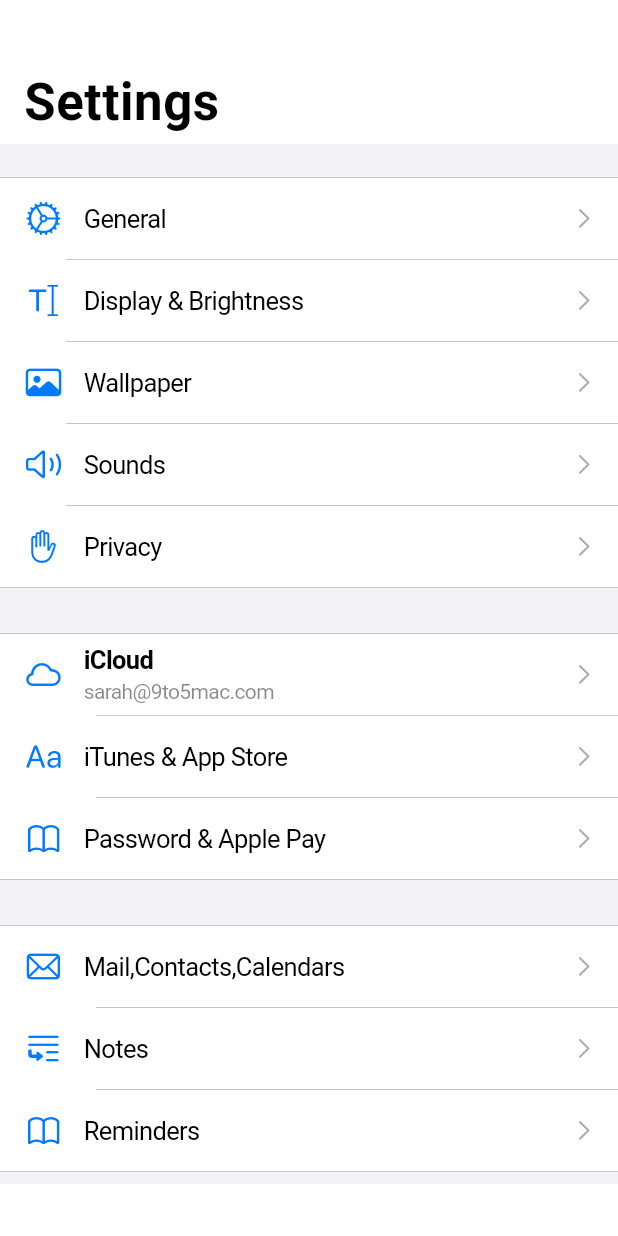
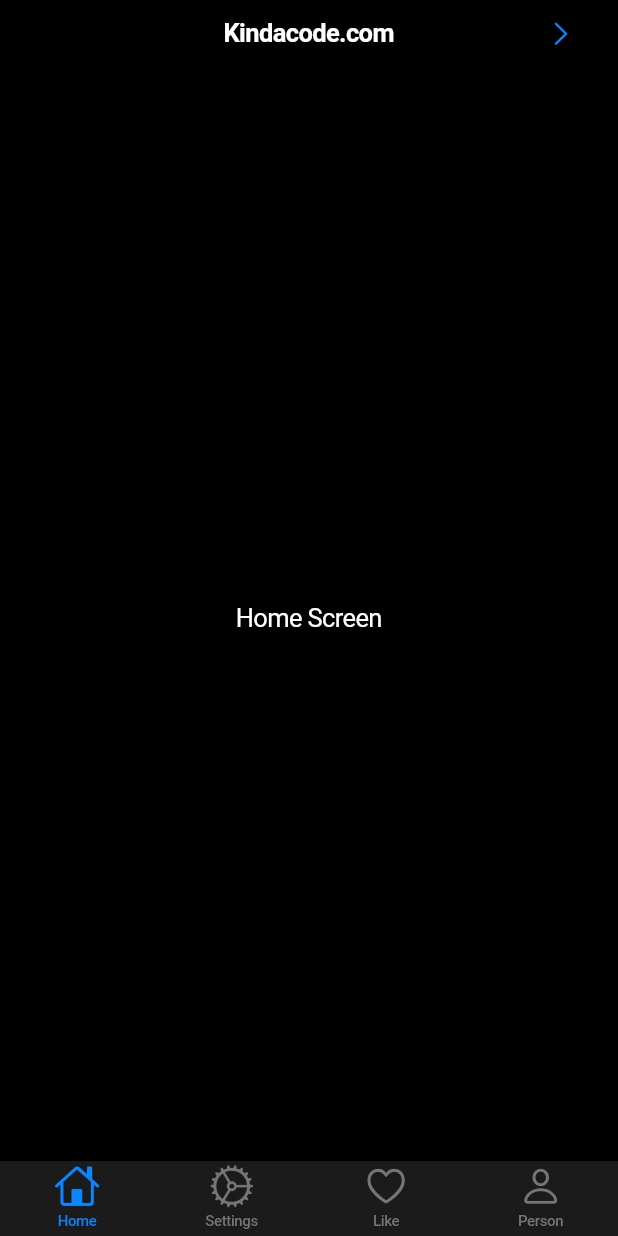
Before and after one commit to Aksharpatel06/adv_flutter_ch2, a Flutter app: the screen it shows after launch, on a phone screen of 412 x 824 dp. Run offline on Flutter 3.47's test engine with Material 3 defaults, Android fonts, the phone set to English and light mode, and no system bars.

Commit message:
10-05-2024

```diff
--- a/lib/ch_2/task_3/view/cupertinolistsection/task_2/list_section.dart
+++ b/lib/ch_2/task_3/view/cupertinolistsection/task_2/list_section_screen.dart
@@ -1,7 +1,7 @@
 import 'package:flutter/cupertino.dart';
 
-class ListSection extends StatelessWidget {
-  const ListSection({super.key});
+class ListSectionScreen extends StatelessWidget {
+  const ListSectionScreen({super.key});
 
   @override
   Widget build(BuildContext context) {
--- /dev/null
+++ b/lib/ch_2/task_4/modal/screen_lists.dart
@@ -0,0 +1,6 @@
+List screenlist =[
+  'Home Screen',
+  'Settings Screen',
+  'Like Screen',
+  'Profile Screen',
+];
--- /dev/null
+++ b/lib/ch_2/task_4/provider/sliding_provider.dart
@@ -0,0 +1,43 @@
+import 'package:flutter/cupertino.dart';
+
+class SlidingProvider extends ChangeNotifier{
+  bool isAuto = false;
+  bool istone = false;
+  bool isWake = false;
+
+  double rangeslindervalue =0;
+
+  Brightness brightness = Brightness.dark;
+
+  void automatic(bool value)
+  {
+    isAuto = value;
+    notifyListeners();
+  }
+
+  void truetone(bool value)
+  {
+    istone = value;
+    notifyListeners();
+  }
+
+  void raisetowake(bool value)
+  {
+    isWake = value;
+    notifyListeners();
+  }
+
+  void rangeSliderChangeValue(double value)
+  {
+    rangeslindervalue = value;
+    notifyListeners();
+  }
+
+  void changeTheme(Brightness value)
+  {
+    brightness = value;
+    notifyListeners();
+  }
+
+  Brightness get themebrigtness => brightness;
+}
--- /dev/null
+++ b/lib/ch_2/task_4/view/cupertinobottomtab/cupertino_bottom_tab.dart
@@ -0,0 +1,40 @@
+import 'package:adv_flutter_ch2/ch_2/task_4/modal/screen_lists.dart';
+import 'package:flutter/cupertino.dart';
+
+import '../slidingsegment/sliding_segment.dart';
+
+class CupertinoBottomTab extends StatelessWidget {
+  const CupertinoBottomTab({super.key});
+
+  @override
+  Widget build(BuildContext context) {
+    return CupertinoPageScaffold(
+      navigationBar: CupertinoNavigationBar(
+        middle: Text('Kindacode.com'),
+        automaticallyImplyLeading: false,
+        trailing: CupertinoButton(
+          padding: EdgeInsets.zero,
+          child: Icon(CupertinoIcons.chevron_right),
+          onPressed: () {
+            Navigator.of(context).push(CupertinoPageRoute(builder: (context) => SlidingSegmentScreen(),));
+          },
+        ),
+      ),
+      child: CupertinoTabScaffold(
+        tabBar: CupertinoTabBar(items: [
+          BottomNavigationBarItem(
+              icon: Icon(CupertinoIcons.home), label: 'Home'),
+          BottomNavigationBarItem(
+              icon: Icon(CupertinoIcons.settings), label: 'Settings'),
+          BottomNavigationBarItem(
+              icon: Icon(CupertinoIcons.heart), label: 'Like'),
+          BottomNavigationBarItem(
+              icon: Icon(CupertinoIcons.person), label: 'Person'),
+        ]),
+        tabBuilder: (context, index) {
+          return Center(child: Text(screenlist[index]));
+        },
+      ),
+    );
+  }
+}
--- a/lib/main.dart
+++ b/lib/main.dart
@@ -1,12 +1,12 @@
 import 'package:adv_flutter_ch2/ch_2/task_1/provider/picker_provider.dart';
+import 'package:adv_flutter_ch2/ch_2/task_4/provider/sliding_segment_provider.dart';
+import 'package:adv_flutter_ch2/ch_2/task_4/view/cupertinoslider/cupertino_slider.dart';
 import 'package:flutter/cupertino.dart';
-import 'package:flutter/material.dart';
 import 'package:provider/provider.dart';
 
 import 'ch_2/task_2/provider/platform.dart';
-import 'ch_2/task_3/view/cupertinolistsection/task_1/cupertino_list_section.dart';
-import 'ch_2/task_3/view/cupertinolistsection/task_2/list_section.dart';
-
+import 'ch_2/task_4/provider/sliding_provider.dart';
+import 'ch_2/task_4/view/cupertinobottomtab/cupertino_bottom_tab.dart';
 
 void main() {
   runApp(MultiProvider(providers: [
@@ -16,6 +16,12 @@
     ChangeNotifierProvider(
       create: (context) => PlatForm(),
     ),
+    ChangeNotifierProvider(
+      create: (context) => SlidingSegmentProvider(),
+    ),
+    ChangeNotifierProvider(
+      create: (context) => SlidingProvider(),
+    )
   ], child: const MyApp()));
 }
 //TASK 2.1
@@ -62,7 +68,6 @@
 //   }
 // }
 
-
 //TASK 2.2
 // class MyApp extends StatelessWidget {
 //   const MyApp({super.key});
@@ -74,14 +79,31 @@
 // }
 
 //task 2.3
+// class MyApp extends StatelessWidget {
+//   const MyApp({super.key});
+//
+//   @override
+//   Widget build(BuildContext context) {
+//     return CupertinoApp(
+//       debugShowCheckedModeBanner: false,
+//       home: ListSectionScreen(),
+//     );
+//   }
+// }
+
+//task 2.4
+
 class MyApp extends StatelessWidget {
   const MyApp({super.key});
 
   @override
   Widget build(BuildContext context) {
     return CupertinoApp(
+      theme: CupertinoThemeData(
+        brightness: Provider.of<SlidingProvider>(context).themebrigtness,
+      ),
       debugShowCheckedModeBanner: false,
-      home: ListSection(),
+      home: const CupertinoBottomTab(),
     );
   }
 }
--- a/pubspec.yaml
+++ b/pubspec.yaml
@@ -63,6 +63,8 @@
   # assets:
   #   - images/a_dot_burr.jpeg
   #   - images/a_dot_ham.jpeg
+  assets:
+    - asset/img/
 
   # An image asset can refer to one or more resolution-specific "variants", see
   # https://flutter.dev/assets-and-images/#resolution-aware
```
Also changed, not shown: lib/ch_2/task_4/provider/sliding_segment_provider.dart (added, +11 -0 lines), lib/ch_2/task_4/view/cupertinoslider/componexts/theme_mode_change.dart (added, +58 -0 lines), lib/ch_2/task_4/view/cupertinoslider/cupertino_slider.dart (added, +123 -0 lines), lib/ch_2/task_4/view/slidingsegment/sliding_segment.dart (added, +70 -0 lines), lib/ch_2/task_3/view/cupertinolistsection/task_1/cupertino_list_section_screen.dart (renamed from lib/ch_2/task_3/view/cupertinolistsection/task_1/cupertino_list_section.dart).
